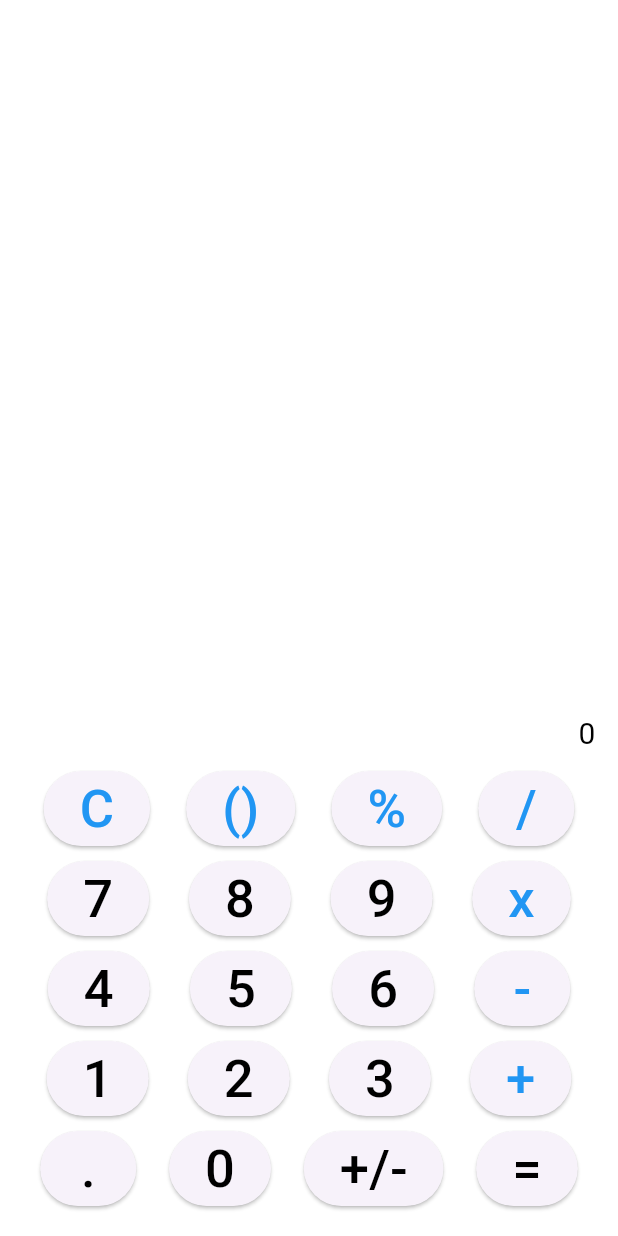
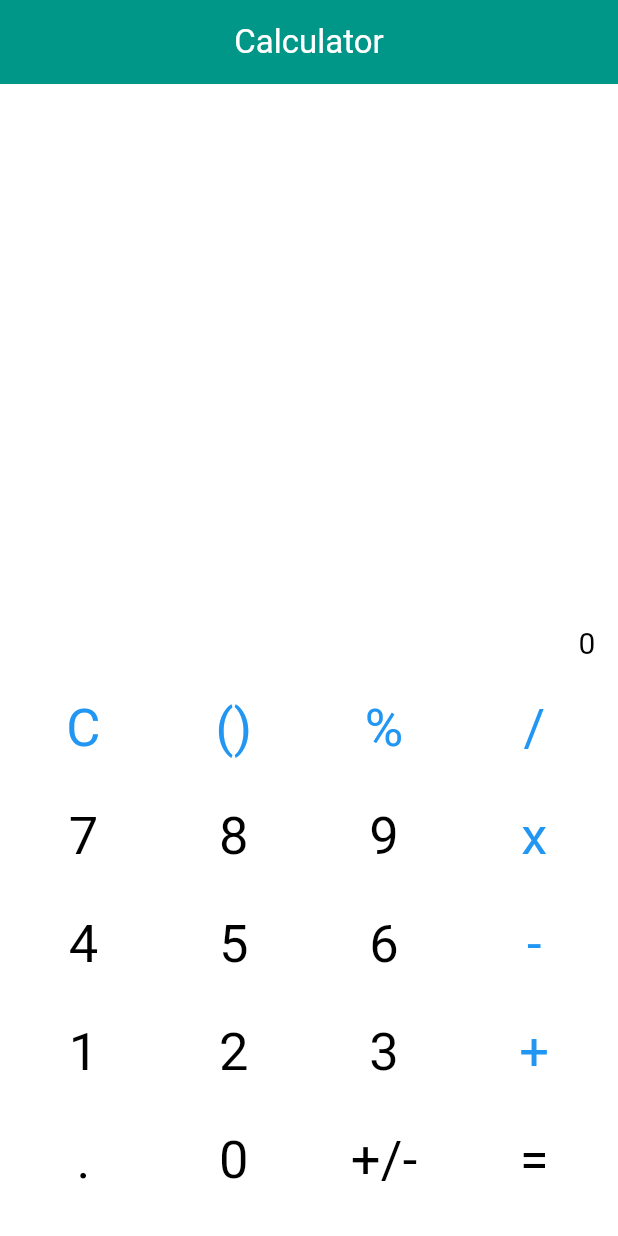
Before and after one commit to Sardar219/Calculator-App, a Flutter app: the screen it shows after launch, on a phone screen of 412 x 824 dp. Run offline on Flutter 3.47's test engine with Material 3 defaults, Android fonts, the phone set to English and light mode, and no system bars.

Commit message:
add new style and changes

```diff
--- a/lib/main.dart
+++ b/lib/main.dart
@@ -11,31 +11,41 @@ class Calculator extends StatefulWidget {
 }
 
 class _CalculatorState extends State<Calculator> {
-  Widget calcbutton(String btntxt, Color txtcolor){
-    return Container(
-      child: ElevatedButton(
-        onPressed: (){},
-        child: Text(btntxt,style: TextStyle(
-          fontSize: 35,color: txtcolor,
-        ),
-        ),
-      ),
-    );
-  }
+
+
 
   @override
   Widget build(BuildContext context) {
+    double screenWidth=MediaQuery.of(context).size.width;
+    double screenHeight=MediaQuery.of(context).size.height;
+    Widget calcbutton(String btntxt, Color txtcolor){
+      return Container(
+        width: screenWidth * 0.24,
+        padding: EdgeInsets.symmetric(vertical: 5),
+        margin: EdgeInsets.symmetric(vertical: 1),
+        decoration: BoxDecoration(
+          // border: Border.all(color: Colors.grey,width: 1,)
+        ),
+        child: InkWell(
+          onTap: (){},
+          child: Text(btntxt,textAlign: TextAlign.center,style: TextStyle(
+            fontSize: 35,color: txtcolor,
+          ),
+          ),
+        ),
+      );
+    }
     return MaterialApp(
       debugShowCheckedModeBanner: false,
 
       home: Scaffold(
         backgroundColor: Colors.white,
-        // appBar: AppBar(
-        //   backgroundColor: Colors.lightGreenAccent,
-        //   foregroundColor: Colors.white,
-        //   title: Text("Calculator"),
-        //   centerTitle: true,
-        // ),
+        appBar: AppBar(
+          backgroundColor: Colors.teal,
+          foregroundColor: Colors.white,
+          title: Text("Calculator"),
+          centerTitle: true,
+        ),
         body: Padding(
           padding: EdgeInsets.symmetric(horizontal: 5),
           child: Column(
```
